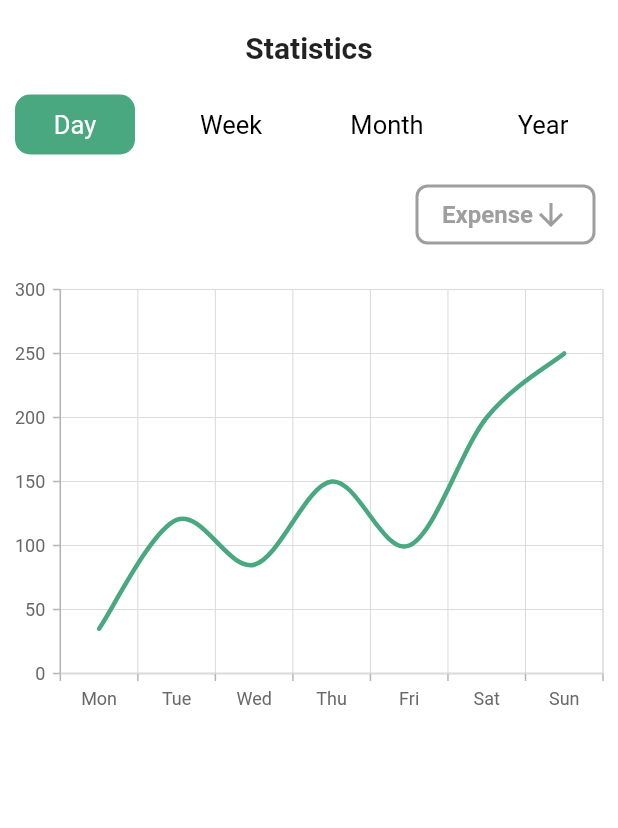
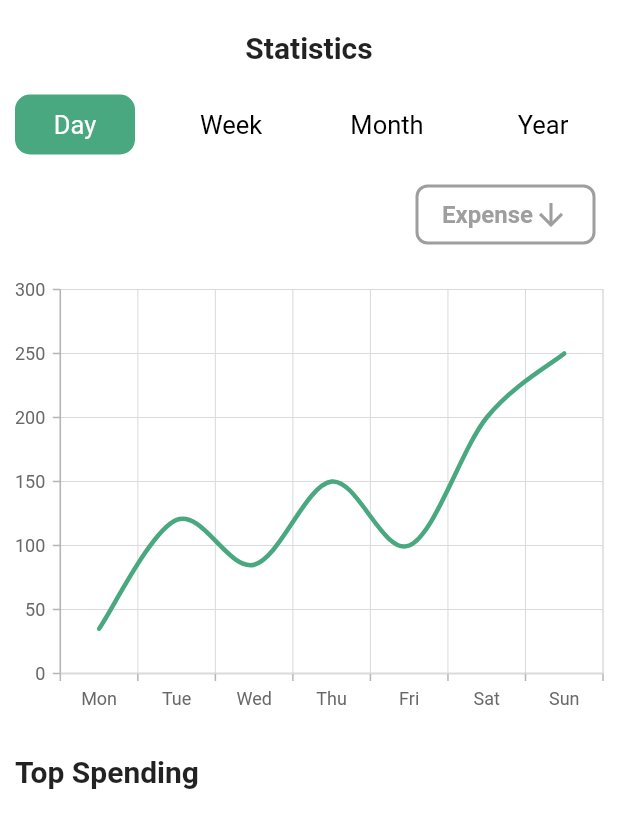
Before and after one commit to JohnGastone/Noti, a Flutter app: the screen it shows after launch, on a phone screen of 412 x 824 dp. Shown: the top 828 px of the screen. Run offline on Flutter 3.47's test engine with Material 2 defaults, Android fonts, the phone set to English and light mode, and no system bars; our stand-ins replace syncfusion_flutter_charts.

Commit message:
Top spending

```diff
--- a/lib/screens/statistics.dart
+++ b/lib/screens/statistics.dart
@@ -100,7 +100,22 @@ class _StatisticsState extends State<Statistics> {
                     ),
                   ),
                   SizedBox(height: 20),
-                  Chart()
+                  Chart(),
+                  SizedBox(
+                    height: 20,
+                  ),
+                  Padding(
+                    padding: const EdgeInsets.symmetric(horizontal: 10),
+                    child: Row(
+                      children: [
+                        Text(
+                          'Top Spending',
+                          style: TextStyle(
+                              fontSize: 20, fontWeight: FontWeight.w700),
+                        )
+                      ],
+                    ),
+                  )
                 ],
               ),
             ),
```
